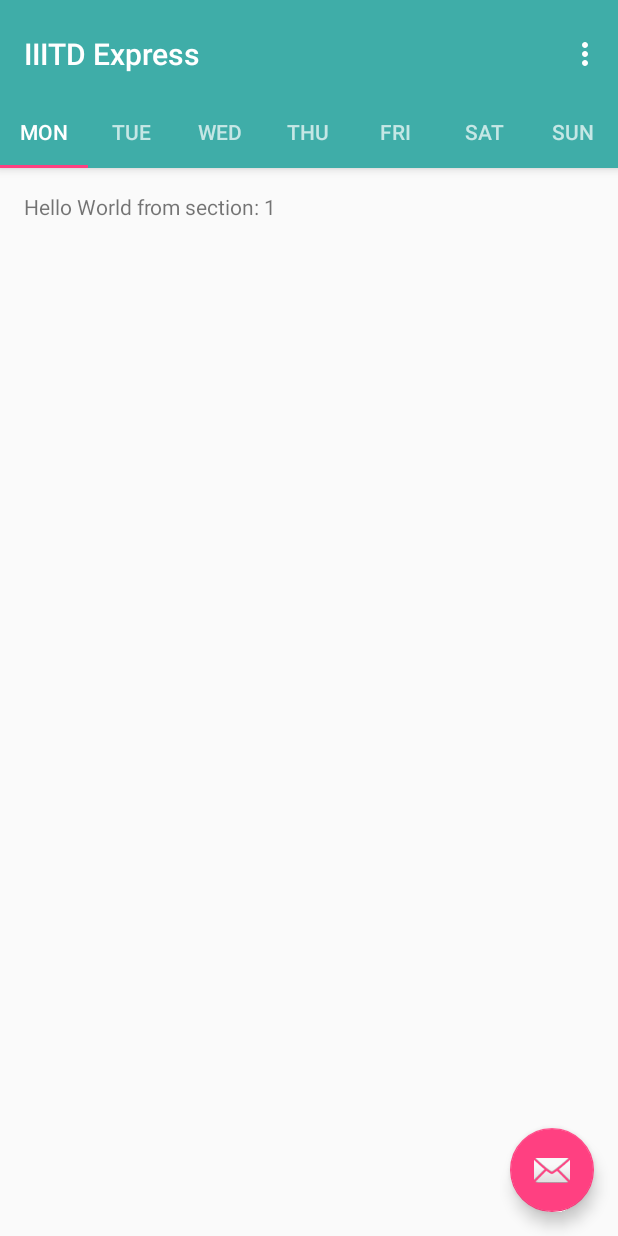
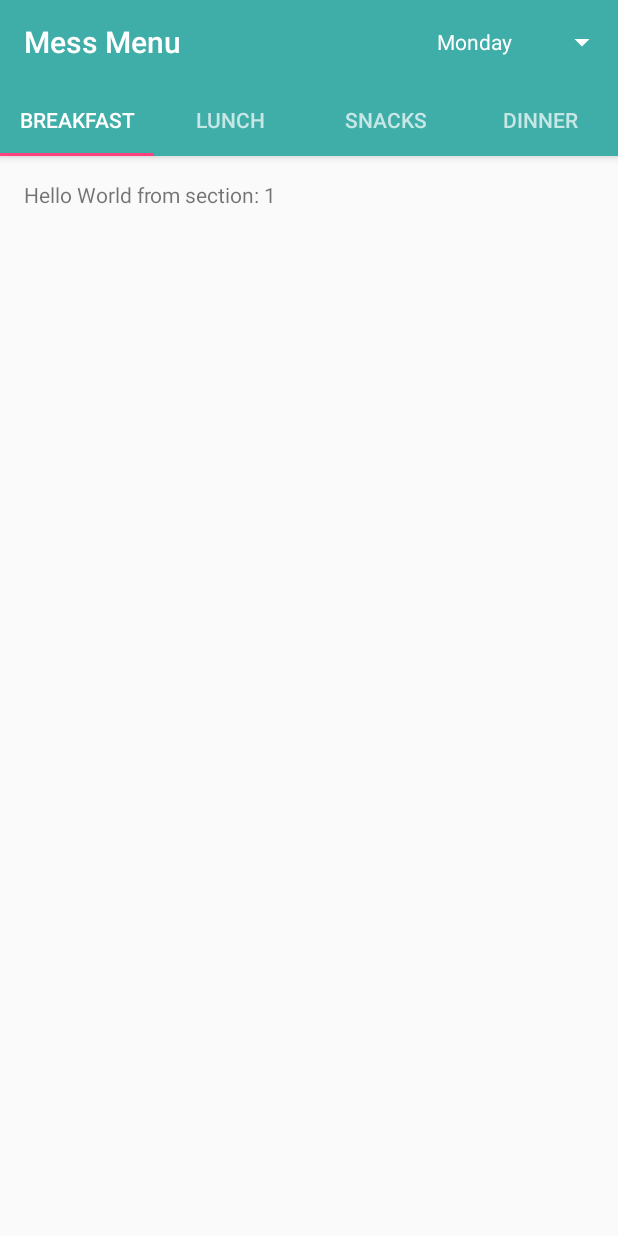
Before and after one commit to vipin14119/IIITDExpress, an Android app: the ViewPagerMessMenuActivity screen opened directly, with no data from a screen before it, on a phone screen of 412 x 824 dp. Run offline under Robolectric (Android 15) with nearby library versions, the phone set to English and light mode, and no system bars.

Commit message:
Spinner is attached in Mess Menu activity to make it more compact

```diff
--- a/app/src/main/java/com/dhcs/vipin/iiitdexpress/ViewPagerMessMenuActivity.java
+++ b/app/src/main/java/com/dhcs/vipin/iiitdexpress/ViewPagerMessMenuActivity.java
@@ -17,7 +17,11 @@ import android.view.MenuItem;
 import android.view.View;
 import android.view.ViewGroup;
 
+import android.widget.AdapterView;
+import android.widget.ArrayAdapter;
+import android.widget.Spinner;
 import android.widget.TextView;
+import android.widget.Toast;
 
 public class ViewPagerMessMenuActivity extends AppCompatActivity {
 
@@ -42,6 +46,7 @@ public class ViewPagerMessMenuActivity extends AppCompatActivity {
         setContentView(R.layout.activity_view_pager_mess_menu);
 
         Toolbar toolbar = (Toolbar) findViewById(R.id.toolbar);
+        final Spinner spinner = (Spinner) findViewById(R.id.mess_spinner);
         setSupportActionBar(toolbar);
         // Create the adapter that will return a fragment for each of the three
         // primary sections of the activity.
@@ -56,39 +61,47 @@ public class ViewPagerMessMenuActivity extends AppCompatActivity {
         mViewPager.addOnPageChangeListener(new TabLayout.TabLayoutOnPageChangeListener(tabLayout));
         tabLayout.addOnTabSelectedListener(new TabLayout.ViewPagerOnTabSelectedListener(mViewPager));
 
-        FloatingActionButton fab = (FloatingActionButton) findViewById(R.id.fab);
-        fab.setOnClickListener(new View.OnClickListener() {
+        // Spinner Code
+
+        ArrayAdapter<String> arrayAdapter = new ArrayAdapter<String>(ViewPagerMessMenuActivity.this, R.layout.custom_spinner_item, getResources().getStringArray(R.array.weekday_names) );
+        arrayAdapter.setDropDownViewResource(android.R.layout.simple_spinner_dropdown_item);
+        spinner.setAdapter(arrayAdapter);
+        spinner.setOnItemSelectedListener(new AdapterView.OnItemSelectedListener(){
+
             @Override
-            public void onClick(View view) {
-                Snackbar.make(view, "Replace with your own action", Snackbar.LENGTH_LONG)
-                        .setAction("Action", null).show();
+            public void onItemSelected(AdapterView<?> adapterView, View view, int i, long l) {
+                Toast.makeText(ViewPagerMessMenuActivity.this, spinner.getSelectedItem().toString(), Toast.LENGTH_SHORT).show();
+            }
+
+            @Override
+            public void onNothingSelected(AdapterView<?> adapterView) {
+
             }
         });
-
     }
 
 
-    @Override
-    public boolean onCreateOptionsMenu(Menu menu) {
-        // Inflate the menu; this adds items to the action bar if it is present.
-        getMenuInflater().inflate(R.menu.menu_view_pager_mess_menu, menu);
-        return true;
-    }
-
-    @Override
-    public boolean onOptionsItemSelected(MenuItem item) {
-        // Handle action bar item clicks here. The action bar will
-        // automatically handle clicks on the Home/Up button, so long
-        // as you specify a parent activity in AndroidManifest.xml.
-        int id = item.getItemId();
-
-        //noinspection SimplifiableIfStatement
-        if (id == R.id.action_settings) {
-            return true;
-        }
-
-        return super.onOptionsItemSelected(item);
-    }
+//    @Override
+//    public boolean onCreateOptionsMenu(Menu menu) {
+//        // Inflate the menu; this adds items to the action bar if it is present.
+//        getMenuInflater().inflate(R.menu.menu_view_pager_mess_menu, menu);
+//        return true;
+//    }
+//
+//    @Override
+//    public boolean onOptionsItemSelected(MenuItem item) {
+//        // Handle action bar item clicks here. The action bar will
+//        // automatically handle clicks on the Home/Up button, so long
+//        // as you specify a parent activity in AndroidManifest.xml.
+//        int id = item.getItemId();
+//
+//        //noinspection SimplifiableIfStatement
+//        if (id == R.id.action_settings) {
+//            return true;
+//        }
+//
+//        return super.onOptionsItemSelected(item);
+//    }
 
     /**
      * A placeholder fragment containing a simple view.
@@ -145,7 +158,7 @@ public class ViewPagerMessMenuActivity extends AppCompatActivity {
         @Override
         public int getCount() {
             // Show 3 total pages.
-            return 7;
+            return 4;
         }
     }
 }
--- a/app/src/main/res/layout/activity_dashboard.xml
+++ b/app/src/main/res/layout/activity_dashboard.xml
@@ -99,12 +99,11 @@
                         android:layout_marginTop="5dp"
                         android:backgroundTint="@color/colorCyan"
                         android:foreground="?android:attr/selectableItemBackground"
-                        android:clickable="true"
                         android:stateListAnimator="@animator/lift_on_touch"
                         android:elevation="4dp"
                         android:focusable="true"
                         android:focusableInTouchMode="true"
-
+                        android:onClick="startActivityMessMenu"
                         android:translationZ="5dp"
                         card_view:cardCornerRadius="2dp">
                         <ImageView
--- a/app/src/main/res/layout/activity_view_pager_mess_menu.xml
+++ b/app/src/main/res/layout/activity_view_pager_mess_menu.xml
@@ -12,7 +12,6 @@
         android:id="@+id/appbar"
         android:layout_width="match_parent"
         android:layout_height="wrap_content"
-        android:paddingTop="@dimen/appbar_padding_top"
         android:theme="@style/AppTheme.AppBarOverlay">
 
         <android.support.v7.widget.Toolbar
@@ -22,8 +21,17 @@
             android:layout_weight="1"
             android:background="?attr/colorPrimary"
             app:layout_scrollFlags="scroll|enterAlways"
-            app:popupTheme="@style/AppTheme.PopupOverlay"
-            app:title="@string/app_name">
+            app:popupTheme="@style/ThemeOverlay.AppCompat.Dark.ActionBar"
+            app:title="Mess Menu">
+
+            <Spinner
+                android:id="@+id/mess_spinner"
+                android:layout_width="wrap_content"
+                android:layout_height="wrap_content"
+                android:layout_gravity="right"
+                android:backgroundTint="@android:color/white"
+                android:theme="@style/ThemeOverlay.AppCompat.Light"
+                />
 
         </android.support.v7.widget.Toolbar>
 
@@ -36,39 +44,24 @@
                 android:id="@+id/tabItemMess1"
                 android:layout_width="wrap_content"
                 android:layout_height="wrap_content"
-                android:text="@string/tab_text_1" />
+                android:text="@string/tab_mess_1" />
 
             <android.support.design.widget.TabItem
                 android:id="@+id/tabItemMess2"
                 android:layout_width="wrap_content"
                 android:layout_height="wrap_content"
-                android:text="@string/tab_text_2" />
+                android:text="@string/tab_mess_2" />
 
             <android.support.design.widget.TabItem
                 android:id="@+id/tabItemMess3"
                 android:layout_width="wrap_content"
                 android:layout_height="wrap_content"
-                android:text="@string/tab_text_3" />
+                android:text="@string/tab_mess_3" />
             <android.support.design.widget.TabItem
                 android:id="@+id/tabItemMess4"
                 android:layout_width="wrap_content"
                 android:layout_height="wrap_content"
-                android:text="@string/tab_text_4" />
-            <android.support.design.widget.TabItem
-                android:id="@+id/tabItemMess5"
-                android:layout_width="wrap_content"
-                android:layout_height="wrap_content"
-                android:text="@string/tab_text_5" />
-            <android.support.design.widget.TabItem
-                android:id="@+id/tabItemMess6"
-                android:layout_width="wrap_content"
-                android:layout_height="wrap_content"
-                android:text="@string/tab_text_6" />
-            <android.support.design.widget.TabItem
-                android:id="@+id/tabItemMess7"
-                android:layout_width="wrap_content"
-                android:layout_height="wrap_content"
-                android:text="@string/tab_text_7" />
+                android:text="@string/tab_mess_4" />
 
         </android.support.design.widget.TabLayout>
     </android.support.design.widget.AppBarLayout>
@@ -79,12 +72,5 @@
         android:layout_height="match_parent"
         app:layout_behavior="@string/appbar_scrolling_view_behavior" />
 
-    <android.support.design.widget.FloatingActionButton
-        android:id="@+id/fab"
-        android:layout_width="wrap_content"
-        android:layout_height="wrap_content"
-        android:layout_gravity="end|bottom"
-        android:layout_margin="@dimen/fab_margin"
-        app:srcCompat="@android:drawable/ic_dialog_email" />
 
 </android.support.design.widget.CoordinatorLayout>
--- /dev/null
+++ b/app/src/main/res/layout/custom_spinner_item.xml
@@ -0,0 +1,7 @@
+<?xml version="1.0" encoding="utf-8"?>
+<TextView xmlns:android="http://schemas.android.com/apk/res/android"
+    android:layout_width="match_parent"
+    android:layout_height="match_parent"
+    android:textColor="@android:color/white">
+
+</TextView>
--- a/app/src/main/res/values/colors.xml
+++ b/app/src/main/res/values/colors.xml
@@ -5,10 +5,13 @@
     <color name="colorAccent">#FF4081</color>
 
     <!-- IIITD Theme -->
+    <color name="colorWhite">#FFF</color>
     <color name="colorCyan">#3FADA8</color>
     <color name="colorCoolGray">#808080</color>
 
     <color name="colorPantone">#666666</color>
     <color name="colorDullGray">#aba7a7</color>
 
+    <color name="colorBackgroundGray">#EEEEEE</color>
+
 </resources>
--- a/app/src/main/res/values/strings.xml
+++ b/app/src/main/res/values/strings.xml
@@ -34,4 +34,19 @@
     <string name="title_activity_directory_numbers">Directory Numbers</string>
     <string name="title_activity_view_pager_mess_menu">ViewPagerMessMenuActivity</string>
     <string name="title_activity_view_pager_directory">ViewPagerDirectoryActivity</string>
+
+    <string name="tab_mess_1">Breakfast</string>
+    <string name="tab_mess_2">Lunch</string>
+    <string name="tab_mess_3">Snacks</string>
+    <string name="tab_mess_4">Dinner</string>
+
+    <string-array name="weekday_names">
+        <item>Monday</item>
+        <item>Tuesday</item>
+        <item>Wednesday</item>
+        <item>Thursday</item>
+        <item>Friday</item>
+        <item>Saturday</item>
+        <item>Sunday</item>
+    </string-array>
 </resources>
```
Also changed, not shown: app/src/main/java/com/dhcs/vipin/iiitdexpress/directory/DirectoryListFragment.java (+1 -20 lines), app/src/main/java/com/dhcs/vipin/iiitdexpress/directory/ViewPagerDirectoryActivity.java (+21 -21 lines), app/src/main/java/com/dhcs/vipin/iiitdexpress/directory/dummy/DirectoryData.java (added, +29 -0 lines), app/src/main/res/layout/activity_view_pager_directory.xml (+6 -1 lines), app/src/main/res/layout/fragment_person.xml (+46 -5 lines).
